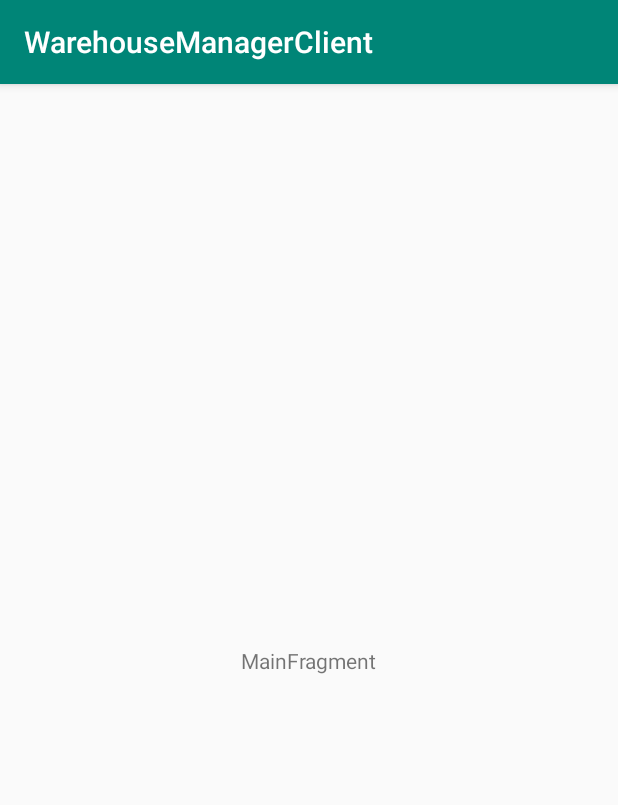
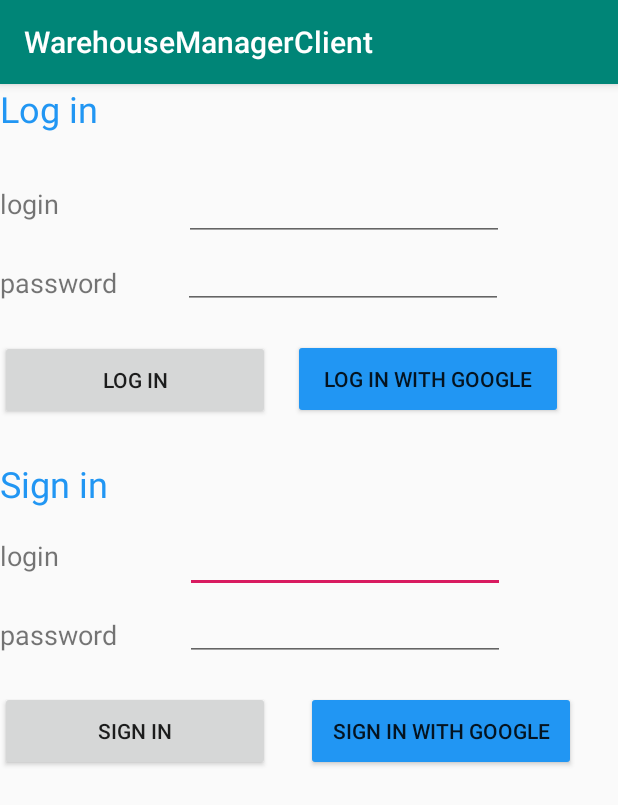
Before and after one commit to jaskier07/WarehouseManager, an Android app: the screen it shows after launch (MainActivity), on a phone screen of 412 x 824 dp. Shown: the top 805 px of the screen. Run offline under Robolectric (Android 15) with nearby library versions, the phone set to English and light mode, and no system bars.

Commit message:
Simple LogIn / SignIn view

```diff
--- a/Client/app/src/main/res/layout/main_fragment.xml
+++ b/Client/app/src/main/res/layout/main_fragment.xml
@@ -8,13 +8,146 @@
     tools:context=".ui.main.MainFragment">
 
     <TextView
-        android:id="@+id/message"
+        android:id="@+id/signInHeader"
+        android:layout_width="409dp"
+        android:layout_height="wrap_content"
+        android:layout_marginTop="26dp"
+        android:text="Sign in"
+        android:textColor="#2196F3"
+        android:textSize="24sp"
+        app:layout_constraintStart_toStartOf="parent"
+        app:layout_constraintTop_toBottomOf="@+id/buttonLogIn" />
+
+    <TextView
+        android:id="@+id/passwordTitleSignIn"
         android:layout_width="wrap_content"
         android:layout_height="wrap_content"
-        android:text="MainFragment"
-        app:layout_constraintBottom_toBottomOf="parent"
-        app:layout_constraintEnd_toEndOf="parent"
+        android:layout_marginTop="28dp"
+        android:text="password"
+        android:textSize="18sp"
+        app:layout_constraintStart_toStartOf="parent"
+        app:layout_constraintTop_toBottomOf="@+id/loginTitleSignIn" />
+
+    <EditText
+        android:id="@+id/loginValueSignIn"
+        android:layout_width="wrap_content"
+        android:layout_height="wrap_content"
+        android:layout_marginStart="84dp"
+        android:layout_marginTop="11dp"
+        android:ems="10"
+        android:inputType="textPersonName"
+        app:layout_constraintStart_toEndOf="@+id/loginTitleSignIn"
+        app:layout_constraintTop_toBottomOf="@+id/signInHeader" />
+
+    <EditText
+        android:id="@+id/passwordValueSignIn"
+        android:layout_width="wrap_content"
+        android:layout_height="wrap_content"
+        android:layout_marginStart="45dp"
+        android:ems="10"
+        android:inputType="textPassword"
+        app:layout_constraintStart_toEndOf="@+id/passwordTitleSignIn"
+        app:layout_constraintTop_toBottomOf="@+id/loginValueSignIn" />
+
+    <Button
+        android:id="@+id/buttonSignIn"
+        android:layout_width="180dp"
+        android:layout_height="53dp"
+        android:layout_marginTop="25dp"
+        android:text="SIGN IN"
+        app:layout_constraintStart_toStartOf="parent"
+        app:layout_constraintTop_toBottomOf="@+id/passwordTitleSignIn" />
+
+    <Button
+        android:id="@+id/buttonSignInGoogle"
+        android:layout_width="180dp"
+        android:layout_height="53dp"
+        android:layout_marginStart="24dp"
+        android:layout_marginTop="20dp"
+        android:backgroundTint="#2196F3"
+        android:text="SIGN IN WITH GOOGLE"
+        app:layout_constraintStart_toEndOf="@+id/buttonSignIn"
+        app:layout_constraintTop_toBottomOf="@+id/passwordValueSignIn" />
+
+    <TextView
+        android:id="@+id/loginTitleSignIn"
+        android:layout_width="wrap_content"
+        android:layout_height="wrap_content"
+        android:layout_marginTop="19dp"
+        android:text="login"
+        android:textSize="18sp"
+        app:layout_constraintStart_toStartOf="parent"
+        app:layout_constraintTop_toBottomOf="@+id/signInHeader" />
+
+    <TextView
+        android:id="@+id/logInHeader"
+        android:layout_width="377dp"
+        android:layout_height="33dp"
+        android:text="Log in"
+        android:textColor="#2196F3"
+        android:textSize="24sp"
         app:layout_constraintStart_toStartOf="parent"
         app:layout_constraintTop_toTopOf="parent" />
 
+    <TextView
+        android:id="@+id/loginTitleLogIn"
+        android:layout_width="wrap_content"
+        android:layout_height="wrap_content"
+        android:layout_marginTop="34dp"
+        android:text="login"
+        android:textSize="18sp"
+        app:layout_constraintStart_toStartOf="parent"
+        app:layout_constraintTop_toBottomOf="@+id/logInHeader" />
+
+    <TextView
+        android:id="@+id/passwordTitleLogIn"
+        android:layout_width="wrap_content"
+        android:layout_height="wrap_content"
+        android:layout_marginTop="28dp"
+        android:text="password"
+        android:textSize="18sp"
+        app:layout_constraintStart_toStartOf="parent"
+        app:layout_constraintTop_toBottomOf="@+id/loginTitleLogIn" />
+
+    <EditText
+        android:id="@+id/loginValueLogIn"
+        android:layout_width="wrap_content"
+        android:layout_height="wrap_content"
+        android:layout_marginStart="83dp"
+        android:layout_marginTop="26dp"
+        android:ems="10"
+        android:inputType="textPersonName"
+        app:layout_constraintStart_toEndOf="@+id/loginTitleLogIn"
+        app:layout_constraintTop_toBottomOf="@+id/logInHeader" />
+
+    <EditText
+        android:id="@+id/passwordValueLogIn"
+        android:layout_width="wrap_content"
+        android:layout_height="wrap_content"
+        android:layout_marginStart="44dp"
+        android:ems="10"
+        android:inputType="textPassword"
+        app:layout_constraintStart_toEndOf="@+id/passwordTitleLogIn"
+        app:layout_constraintTop_toBottomOf="@+id/loginValueLogIn" />
+
+    <Button
+        android:id="@+id/buttonLogIn"
+        android:layout_width="180dp"
+        android:layout_height="53dp"
+        android:layout_marginTop="26dp"
+        android:text="LOG IN"
+        app:layout_constraintStart_toStartOf="parent"
+        app:layout_constraintTop_toBottomOf="@+id/passwordTitleLogIn" />
+
+    <Button
+        android:id="@+id/buttonLogInGoogle"
+        android:layout_width="180dp"
+        android:layout_height="53dp"
+        android:layout_marginStart="15dp"
+        android:layout_marginTop="20dp"
+        android:backgroundTint="#2196F3"
+        android:text="LOG IN WITH GOOGLE"
+        app:layout_constraintStart_toEndOf="@+id/buttonLogIn"
+        app:layout_constraintTop_toBottomOf="@+id/passwordValueLogIn" />
+
 </androidx.constraintlayout.widget.ConstraintLayout>
```
